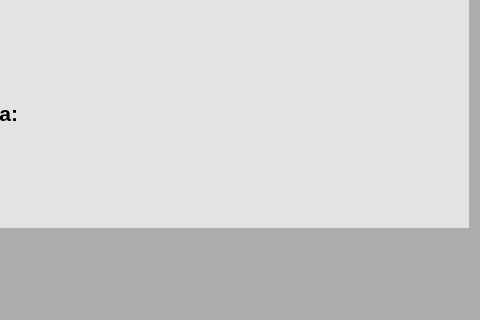
Old version of the form telas/telaConsultaUsuario.ui in the repository MatBorges/LoCar; both pictures show x 171 to 651 and y 172 to 492 of the 651 by 492 pixel window.
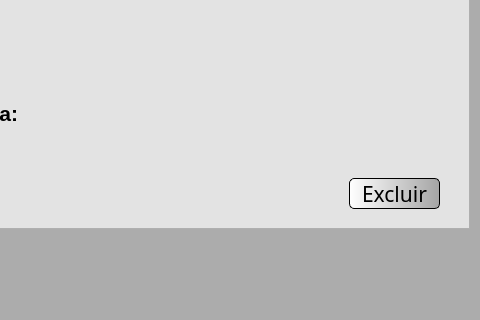
New version of the form. Icons and pictures are not drawn.

Commit message: EXCLUIR FUNCIONÁRIO OK

Diff of the .ui file:
```diff
--- a/telas/telaConsultaUsuario.ui
+++ b/telas/telaConsultaUsuario.ui
@@ -649,6 +649,44 @@
       <string/>
      </property>
     </widget>
+    <widget class="QPushButton" name="btExcluir">
+     <property name="geometry">
+      <rect>
+       <x>510</x>
+       <y>250</y>
+       <width>91</width>
+       <height>31</height>
+      </rect>
+     </property>
+     <property name="font">
+      <font>
+       <family>Dubai</family>
+       <pointsize>16</pointsize>
+      </font>
+     </property>
+     <property name="cursor">
+      <cursorShape>PointingHandCursor</cursorShape>
+     </property>
+     <property name="styleSheet">
+      <string notr="true">QPushButton{	
+background-color: qlineargradient(spread:pad, x1:0, y1:0, x2:1, y2:0, stop:0 rgba(255, 255, 255, 255), stop:1 rgba(165, 165, 165, 255));
+border-radius: 5px;
+border-style: outset;
+border-width: 1px;
+border-color: black;
+
+}
+
+QPushButton:hover{
+background-color: qlineargradient(spread:pad, x1:0, y1:0, x2:1, y2:1, stop:0 rgba(255, 0, 8, 255), stop:1 rgba(255, 0, 119, 255))
+}
+
+</string>
+     </property>
+     <property name="text">
+      <string>Excluir</string>
+     </property>
+    </widget>
    </widget>
    <zorder>logoLoCarPequeno</zorder>
    <zorder>btConFuncionario</zorder>
```
The commit also changes 1 other file.
